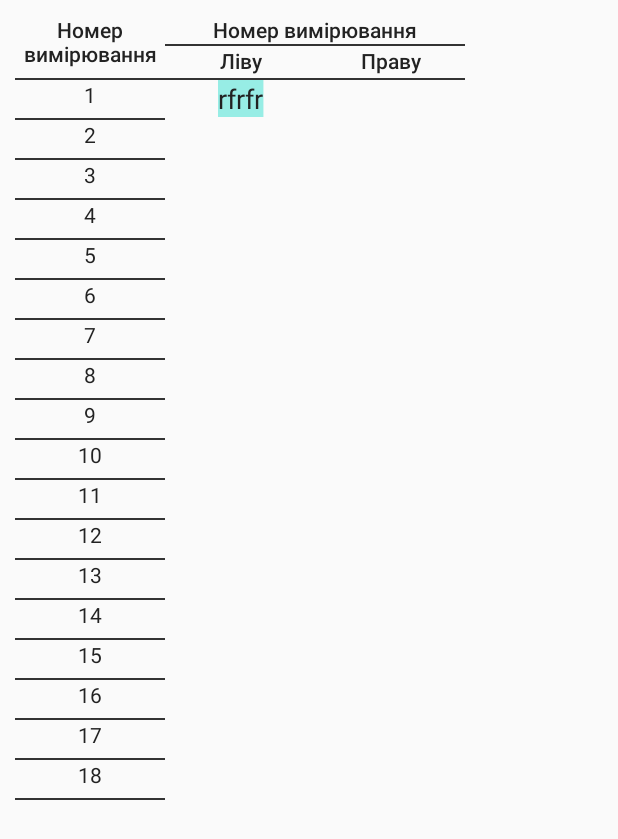
After one commit to ValeriyGorbatko/calculator_scales, an Android app: the SecondActivity screen opened directly, with no data from a screen before it, on a phone screen of 412 x 824 dp. The commit adds this screen. Shown: the top 839 px of the screen. Run offline under Robolectric (Android 15) with nearby library versions, the phone set to English and light mode, and no system bars.

Commit message:
activity

```diff
--- a/app/build.gradle
+++ b/app/build.gradle
@@ -31,6 +31,7 @@ dependencies {
 
     implementation 'com.android.support:appcompat-v7:28.0.0'
     implementation 'com.android.support.constraint:constraint-layout:2.0.4'
+    implementation 'com.android.support:design:28.0.0'
     testImplementation 'junit:junit:4.+'
     androidTestImplementation 'com.android.support.test:runner:1.0.2'
     androidTestImplementation 'com.android.support.test.espresso:espresso-core:3.0.2'
--- a/app/src/main/AndroidManifest.xml
+++ b/app/src/main/AndroidManifest.xml
@@ -10,6 +10,12 @@
         android:supportsRtl="true"
         android:theme="@style/Theme.Calculator_scales">
         <activity
+            android:name=".ThirdActivity"
+            android:exported="false" />
+        <activity
+            android:name=".SecondActivity"
+            android:exported="false" />
+        <activity
             android:name=".MainActivity"
             android:exported="true">
             <intent-filter>
--- /dev/null
+++ b/app/src/main/java/com/example/calculator_scales/SecondActivity.java
@@ -0,0 +1,13 @@
+package com.example.calculator_scales;
+
+import android.support.v7.app.AppCompatActivity;
+import android.os.Bundle;
+ //РІВНОПЛЕЧІ ВАГИ
+public class SecondActivity extends AppCompatActivity {
+
+    @Override
+    protected void onCreate(Bundle savedInstanceState) {
+        super.onCreate(savedInstanceState);
+        setContentView(R.layout.activity_second);
+    }
+}
--- /dev/null
+++ b/app/src/main/java/com/example/calculator_scales/ThirdActivity.java
@@ -0,0 +1,13 @@
+package com.example.calculator_scales;
+
+import android.support.v7.app.AppCompatActivity;
+import android.os.Bundle;
+
+public class ThirdActivity extends AppCompatActivity {
+
+    @Override
+    protected void onCreate(Bundle savedInstanceState) {
+        super.onCreate(savedInstanceState);
+        setContentView(R.layout.activity_third);
+    }
+}
--- a/app/src/main/res/layout/activity_main.xml
+++ b/app/src/main/res/layout/activity_main.xml
@@ -153,7 +153,8 @@
         android:ems="8"
         android:gravity="center_horizontal"
         android:text="Заводський номер"
-        android:textAlignment="center" />
+        android:textAlignment="center"
+        android:textColor="#111" />
 
     <EditText
         android:id="@+id/zav_num"
@@ -166,7 +167,8 @@
         android:layout_alignRight="@+id/types_verification"
         android:layout_marginTop="0dp"
         android:hint="Заводський номер"
-        android:inputType="numberDecimal|numberSigned" />
+        android:inputType="numberDecimal|numberSigned"
+        android:importantForAutofill="no" />
 
     <Spinner
         android:id="@+id/accuracy_class"
@@ -226,7 +228,7 @@
         android:layout_marginTop="0dp"
         android:layout_marginEnd="0dp"
         android:layout_marginRight="0dp"
-        android:hint="Мінімальне навантаження"
+        android:hint="Мін. навантаження"
         android:inputType="numberDecimal|numberSigned" />
 
     <TextView
@@ -252,7 +254,7 @@
         android:layout_alignLeft="@+id/accuracy_class"
         android:layout_alignEnd="@+id/accuracy_class"
         android:layout_alignRight="@+id/accuracy_class"
-        android:hint="Максимальне навантаження"
+        android:hint="Макс. навантаження"
         android:inputType="numberDecimal|numberSigned" />
 
     <TextView
@@ -303,6 +305,37 @@
         android:layout_alignLeft="@+id/accuracy_class"
         android:layout_alignEnd="@+id/accuracy_class"
         android:layout_alignRight="@+id/accuracy_class"
-        android:inputType="numberDecimal|numberSigned" />
+        android:inputType="numberDecimal|numberSigned"
+        android:importantForAutofill="no" />
+
+    <Button
+        android:id="@+id/button"
+        android:layout_width="172dp"
+        android:layout_height="wrap_content"
+        android:layout_alignParentTop="true"
+        android:layout_marginStart="145dp"
+        android:layout_marginLeft="145dp"
+        android:layout_marginTop="40dp"
+        android:layout_marginEnd="145dp"
+        android:layout_marginRight="145dp"
+        android:layout_toStartOf="@+id/accuracy_class"
+        android:layout_toLeftOf="@+id/accuracy_class"
+        android:layout_toEndOf="@+id/types_verification"
+        android:layout_toRightOf="@+id/types_verification"
+        android:fontFamily="sans-serif-medium"
+        android:text="Рівноплечі ваги" />
+
+    <Button
+        android:id="@+id/button2"
+        android:layout_width="122dp"
+        android:layout_height="wrap_content"
+        android:layout_below="@+id/button"
+        android:layout_alignStart="@+id/button"
+        android:layout_alignLeft="@+id/button"
+        android:layout_alignEnd="@+id/button"
+        android:layout_alignRight="@+id/button"
+        android:layout_marginTop="30dp"
+        android:text="Платформні ваги"
+        android:typeface="normal" />
 
 </RelativeLayout>
--- /dev/null
+++ b/app/src/main/res/layout/activity_second.xml
@@ -0,0 +1,317 @@
+<?xml version="1.0" encoding="utf-8"?>
+<RelativeLayout xmlns:android="http://schemas.android.com/apk/res/android"
+    xmlns:app="http://schemas.android.com/apk/res-auto"
+    xmlns:tools="http://schemas.android.com/tools"
+    android:layout_width="match_parent"
+    android:layout_height="match_parent"
+    tools:context=".SecondActivity">
+
+    <TableLayout
+        android:id="@+id/numiz"
+        android:layout_width="100dp"
+        android:layout_height="wrap_content"
+        android:layout_marginTop="10dp"
+        android:layout_marginLeft="10dp"
+        android:layout_marginStart="10dp">
+
+
+        <TableRow
+            android:layout_width="match_parent"
+            android:layout_height="match_parent"
+            />
+
+        <TextView
+            android:layout_width="match_parent"
+            android:layout_height="42dp"
+            android:fontFamily="sans-serif-medium"
+            android:gravity="center_horizontal"
+            android:text="Номер вимірювання"
+            android:textAlignment="center"
+            android:textColor="#222" />
+        <View
+            android:layout_width="20dp"
+            android:layout_height="1dp"
+            android:background="#333"/>
+
+        <TextView
+            android:layout_width="wrap_content"
+            android:layout_height="25dp"
+            android:text="1"
+            android:textAlignment="center"
+            android:gravity="center_horizontal"
+            android:textColor="#222"/>
+        <View
+            android:layout_width="20dp"
+            android:layout_height="1dp"
+            android:background="#333"/>
+        <TextView
+            android:layout_width="wrap_content"
+            android:layout_height="25dp"
+            android:text="2"
+            android:textAlignment="center"
+            android:gravity="center_horizontal"
+            android:textColor="#222"/>
+        <View
+            android:layout_width="20dp"
+            android:layout_height="1dp"
+            android:background="#333"/>
+        <TextView
+            android:layout_width="wrap_content"
+            android:layout_height="25dp"
+            android:text="3"
+            android:textAlignment="center"
+            android:gravity="center_horizontal"
+            android:textColor="#222"/>
+        <View
+            android:layout_width="20dp"
+            android:layout_height="1dp"
+            android:background="#333"/>
+        <TextView
+            android:layout_width="wrap_content"
+            android:layout_height="25dp"
+            android:text="4"
+            android:textAlignment="center"
+            android:gravity="center_horizontal"
+            android:textColor="#222"/>
+        <View
+            android:layout_width="20dp"
+            android:layout_height="1dp"
+            android:background="#333"/>
+        <TextView
+            android:layout_width="wrap_content"
+            android:layout_height="25dp"
+            android:text="5"
+            android:textAlignment="center"
+            android:gravity="center_horizontal"
+            android:textColor="#222"/>
+        <View
+            android:layout_width="20dp"
+            android:layout_height="1dp"
+            android:background="#333"/>
+        <TextView
+            android:layout_width="wrap_content"
+            android:layout_height="25dp"
+            android:text="6"
+            android:textAlignment="center"
+            android:gravity="center_horizontal"
+            android:textColor="#222"/>
+        <View
+            android:layout_width="20dp"
+            android:layout_height="1dp"
+            android:background="#333"/>
+        <TextView
+            android:layout_width="wrap_content"
+            android:layout_height="25dp"
+            android:text="7"
+            android:textAlignment="center"
+            android:gravity="center_horizontal"
+            android:textColor="#222"/>
+        <View
+            android:layout_width="20dp"
+            android:layout_height="1dp"
+            android:background="#333"/>
+        <TextView
+            android:layout_width="wrap_content"
+            android:layout_height="25dp"
+            android:text="8"
+            android:textAlignment="center"
+            android:gravity="center_horizontal"
+            android:textColor="#222"/>
+        <View
+            android:layout_width="20dp"
+            android:layout_height="1dp"
+            android:background="#333"/>
+        <TextView
+            android:layout_width="wrap_content"
+            android:layout_height="25dp"
+            android:text="9"
+            android:textAlignment="center"
+            android:gravity="center_horizontal"
+            android:textColor="#222"/>
+        <View
+            android:layout_width="20dp"
+            android:layout_height="1dp"
+            android:background="#333"/>
+        <TextView
+            android:layout_width="wrap_content"
+            android:layout_height="25dp"
+            android:text="10"
+            android:textAlignment="center"
+            android:gravity="center_horizontal"
+            android:textColor="#222"/>
+        <View
+            android:layout_width="20dp"
+            android:layout_height="1dp"
+            android:background="#333"/>
+        <TextView
+            android:layout_width="wrap_content"
+            android:layout_height="25dp"
+            android:text="11"
+            android:textAlignment="center"
+            android:gravity="center_horizontal"
+            android:textColor="#222"/>
+        <View
+            android:layout_width="20dp"
+            android:layout_height="1dp"
+            android:background="#333"/>
+        <TextView
+            android:layout_width="wrap_content"
+            android:layout_height="25dp"
+            android:text="12"
+            android:textAlignment="center"
+            android:gravity="center_horizontal"
+            android:textColor="#222"/>
+        <View
+            android:layout_width="20dp"
+            android:layout_height="1dp"
+            android:background="#333"/>
+        <TextView
+            android:layout_width="wrap_content"
+            android:layout_height="25dp"
+            android:text="13"
+            android:textAlignment="center"
+            android:gravity="center_horizontal"
+            android:textColor="#222"/>
+        <View
+            android:layout_width="20dp"
+            android:layout_height="1dp"
+            android:background="#333"/>
+        <TextView
+            android:layout_width="wrap_content"
+            android:layout_height="25dp"
+            android:text="14"
+            android:textAlignment="center"
+            android:gravity="center_horizontal"
+            android:textColor="#222"/>
+        <View
+            android:layout_width="20dp"
+            android:layout_height="1dp"
+            android:background="#333"/>
+        <TextView
+            android:layout_width="wrap_content"
+            android:layout_height="25dp"
+            android:text="15"
+            android:textAlignment="center"
+            android:gravity="center_horizontal"
+            android:textColor="#222"/>
+        <View
+            android:layout_width="20dp"
+            android:layout_height="1dp"
+            android:background="#333"/>
+        <TextView
+            android:layout_width="wrap_content"
+            android:layout_height="25dp"
+            android:text="16"
+            android:textAlignment="center"
+            android:gravity="center_horizontal"
+            android:textColor="#222"/>
+        <View
+            android:layout_width="20dp"
+            android:layout_height="1dp"
+            android:background="#333"/>
+        <TextView
+            android:layout_width="wrap_content"
+            android:layout_height="25dp"
+            android:text="17"
+            android:textAlignment="center"
+            android:gravity="center_horizontal"
+            android:textColor="#222"/>
+        <View
+            android:layout_width="20dp"
+            android:layout_height="1dp"
+            android:background="#333"/>
+        <TextView
+            android:layout_width="wrap_content"
+            android:layout_height="25dp"
+            android:text="18"
+            android:textAlignment="center"
+            android:gravity="center_horizontal"
+            android:textColor="#222"/>
+        <View
+            android:layout_width="20dp"
+            android:layout_height="1dp"
+            android:background="#333"/>
+
+    </TableLayout>
+
+    <TableLayout
+        android:layout_width="200dp"
+        android:layout_height="wrap_content"
+        android:layout_marginTop="10dp"
+        android:layout_toEndOf="@+id/numiz"
+        android:layout_toRightOf="@+id/numiz">
+
+
+        <TableRow
+            android:layout_width="match_parent"
+            android:layout_height="match_parent" />
+
+        <TextView
+            android:layout_width="match_parent"
+            android:layout_height="wrap_content"
+            android:fontFamily="sans-serif-medium"
+            android:gravity="center_horizontal"
+            android:text="Номер вимірювання"
+            android:textAlignment="center"
+            android:textColor="#222" />
+
+        <View
+            android:layout_width="20dp"
+            android:layout_height="1dp"
+            android:background="#333" />
+
+        <LinearLayout
+            android:layout_width="match_parent"
+            android:layout_height="wrap_content"
+            android:orientation="horizontal">
+
+            <TextView
+                android:layout_width="100dp"
+                android:layout_height="21dp"
+                android:fontFamily="sans-serif-medium"
+                android:gravity="center_horizontal"
+                android:text="Ліву"
+                android:textAlignment="center"
+                android:textColor="#222" />
+
+            <TextView
+                android:layout_width="100dp"
+                android:layout_height="21dp"
+                android:fontFamily="sans-serif-medium"
+                android:gravity="center_horizontal"
+                android:text="Праву"
+                android:textAlignment="center"
+                android:textColor="#222" />
+        </LinearLayout>
+
+        <View
+            android:layout_width="20dp"
+            android:layout_height="1dp"
+            android:background="#333" />
+
+        <LinearLayout
+            android:layout_width="match_parent"
+            android:layout_height="wrap_content">
+
+            <EditText
+                android:layout_width="100dp"
+                android:layout_height="wrap_content"
+                android:background="@null"
+                android:baselineAligned="false"
+                android:gravity="center_horizontal"
+                android:selectAllOnFocus="true"
+                android:text="rfrfr"
+                android:textAlignment="center"
+                android:textColor="#222" />
+
+            <EditText
+                android:layout_width="100dp"
+                android:layout_height="wrap_content"
+                android:background="@null"
+                android:gravity="center_horizontal"
+                android:selectAllOnFocus="true"
+                android:textAlignment="center"
+                android:textColor="#222" />
+        </LinearLayout>
+    </TableLayout>
+</RelativeLayout>
--- /dev/null
+++ b/app/src/main/res/layout/activity_third.xml
@@ -0,0 +1,9 @@
+<?xml version="1.0" encoding="utf-8"?>
+<android.support.constraint.ConstraintLayout xmlns:android="http://schemas.android.com/apk/res/android"
+    xmlns:app="http://schemas.android.com/apk/res-auto"
+    xmlns:tools="http://schemas.android.com/tools"
+    android:layout_width="match_parent"
+    android:layout_height="match_parent"
+    tools:context=".ThirdActivity">
+
+</android.support.constraint.ConstraintLayout>
--- /dev/null
+++ b/app/src/main/res/values/style.xml
@@ -0,0 +1,33 @@
+<?xml version="1.0" encoding="utf-8"?>
+<resources>
+    <style name="TextViewStyle">
+        <item name="android:layout_width">0dp</item>
+        <item name="android:layout_height">wrap_content</item>
+        <item name="android:textColor">#0B0E1E</item>
+        <item name="android:textSize">28sp</item>
+        <item name="android:gravity">center</item>
+    </style>
+    <style name="ButtonStyle" parent="@android:style/Widget.Button">
+        <item name="android:layout_width">fill_parent</item>
+        <item name="android:textColor">@color/grey</item>
+        <item name="android:textSize">20sp</item>
+        <item name="android:padding">10dp</item>
+        <item name="android:textStyle">bold|italic</item>
+        <item name="android:background">@color/teal_200</item>
+        <item name="android:gravity">center</item>
+    </style>
+    <style name="customtheme" parent="@android:style/Theme.Light">
+        <item name="android:spinnerItemStyle">@style/SpinnerItem</item>
+        <item name="android:spinnerDropDownItemStyle">@style/SpinnerDropDownItem</item>
+    </style>
+    <style name="SpinnerItem">
+        <item name="android:textColor">#993399</item>
+<!--        <item name="android:background">@drawable/my_rectangle</item>-->
+    </style>
+    <style name="SpinnerDropDownItem">
+        <item name="android:textColor">#993399</item>
+<!--        <item name="android:background">@drawable/my_rectangle</item>-->
+    </style>
+
+
+    </resources>
```
